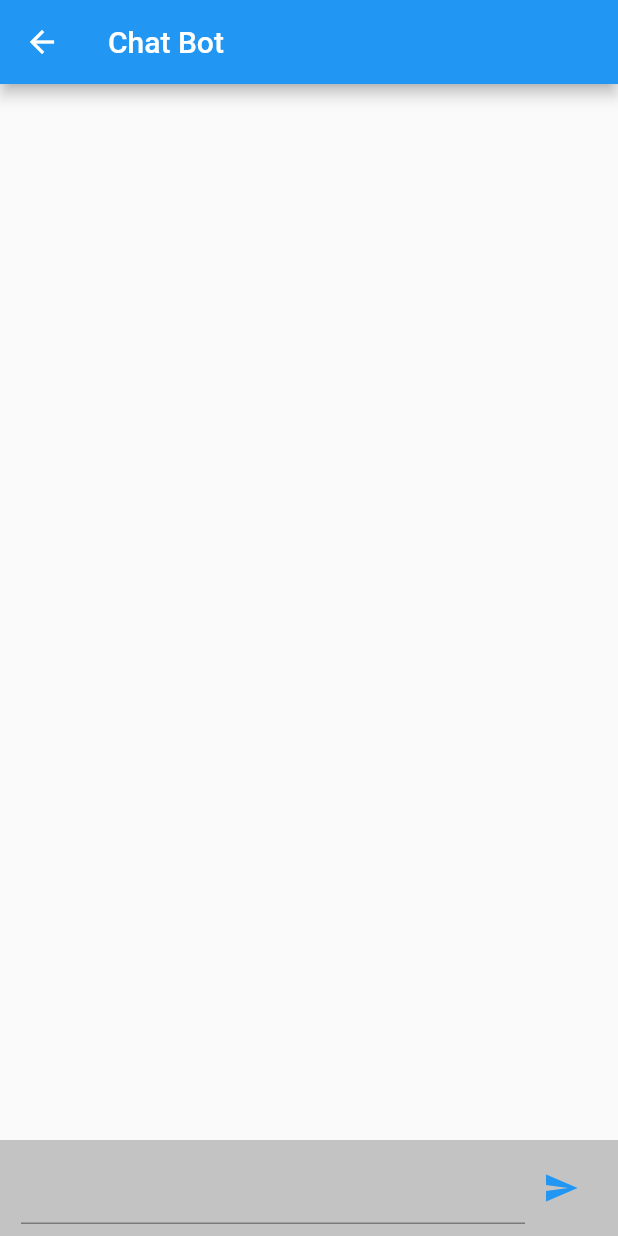
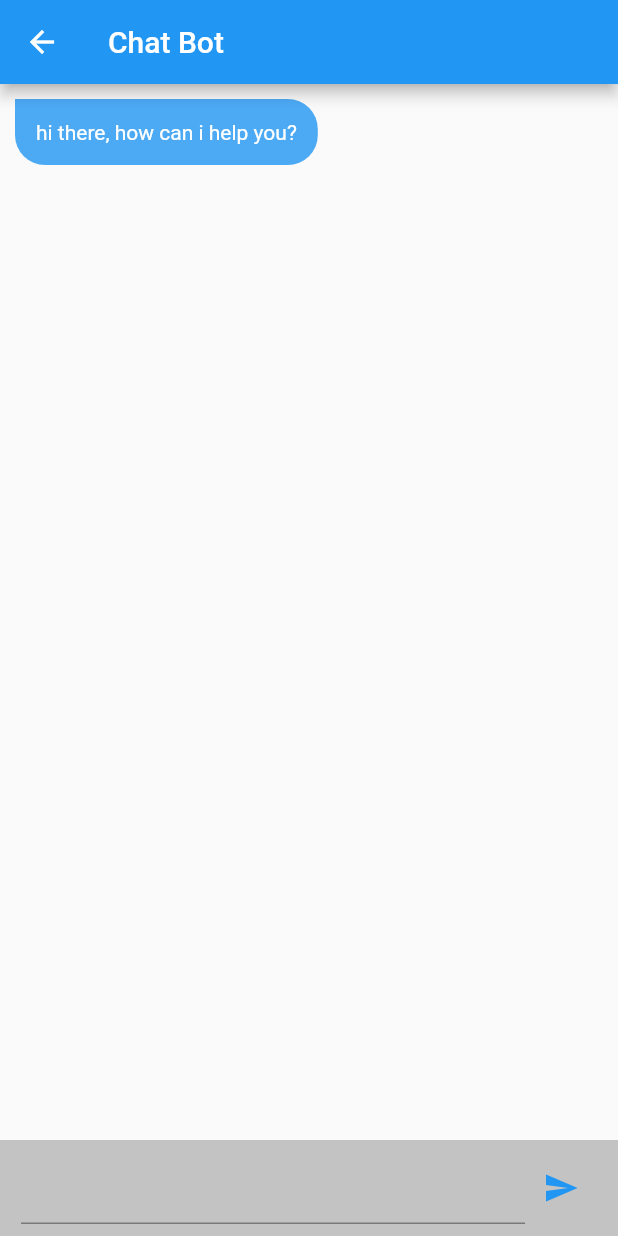
Before and after one commit to abhinike/Vector-Vorker, a Flutter app: the ChatScreen screen opened by its route, on a phone screen of 412 x 824 dp. Run offline on Flutter 3.47's test engine with Material 2 defaults, Android fonts, the phone set to English and light mode, and no system bars; our stand-ins replace curved_navigation_bar, flutter_svg; missing offline and left inert: dialog_flowtter.

Commit message:
chat completed2

```diff
--- a/lib/Navigation/route_generator.dart
+++ b/lib/Navigation/route_generator.dart
@@ -1,5 +1,6 @@
 import 'package:first_flutter/Views/GoogleSignIn.dart';
 import 'package:first_flutter/Views/Home/Home.dart';
+import 'package:first_flutter/Views/Profile%20Screen/profile_screen.dart';
 import 'package:first_flutter/Views/chat%20screen/chat_screen.dart';
 import 'package:flutter/material.dart';
 import 'package:first_flutter/main.dart';
@@ -20,6 +21,8 @@ class RouteGenerator{
         return MaterialPageRoute(builder: (BuildContext context) => HomeScreen());
       case '/chat':
         return MaterialPageRoute(builder: (BuildContext context) => ChatScreen());
+      case '/profile':
+        return MaterialPageRoute(builder: (BuildContext context) => ProfileScreen());
 
       default :
         return MaterialPageRoute(builder: (BuildContext context) => ErrorPage());
--- a/lib/Views/chat screen/chat_screen.dart
+++ b/lib/Views/chat screen/chat_screen.dart
@@ -18,13 +18,18 @@ class _ChatScreenState extends State<ChatScreen> {
   TextEditingController _controller = TextEditingController();
 
   // list of messages
-  List<Map<String, dynamic>> messages = [];
+  List<Map<String, dynamic>> messages = [
+    // {'message': "Hi there, how can help you?"},
+  ];
 
 
   @override
   void initState() {
     DialogFlowtter.fromFile().then((instance) => dialogFlowtter = instance);
     super.initState();
+     setState(() {
+        addMessage(Message(text: DialogText(text: const ["hi there, how can i help you?"])));
+      });
   }
 
   @override
```
Also changed, not shown: lib/Views/Profile Screen/profile_screen.dart (added, +38 -0 lines).
